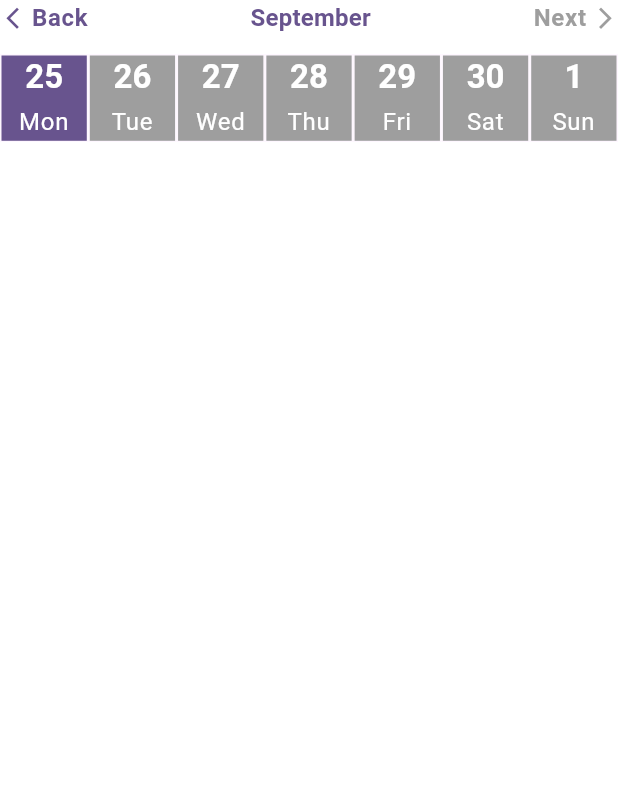
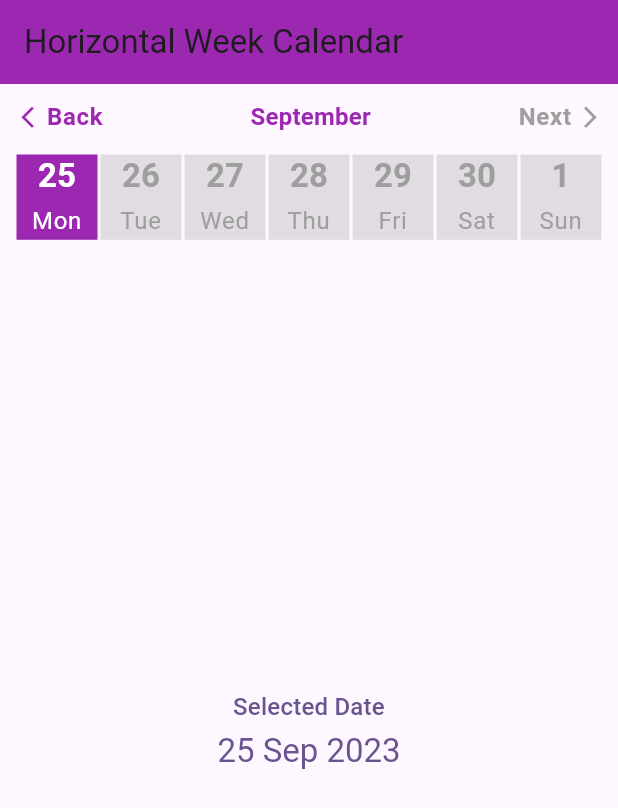
Before and after one commit to sanchitgulati/my-dutch-dairy, a Flutter app: the screen it shows after launch, on a phone screen of 412 x 824 dp. Shown: the top 808 px of the screen. Run offline on Flutter 3.47's test engine with Material 2 defaults, Android fonts, the phone set to English and light mode, and no system bars; drawn by our look-alikes of carousel_slider; our stand-ins replace logger.

Commit message:
Update calender.dart

```diff
--- a/lib/calender.dart
+++ b/lib/calender.dart
@@ -1,23 +1,77 @@
 import 'package:flutter/material.dart';
 import 'horizontal_week_calendar.dart';
+import 'package:intl/intl.dart';
 
 class Calender extends StatefulWidget {
   const Calender({super.key});
 
   @override
-  State<StatefulWidget> createState() => _CalenderState();
+  State<Calender> createState() => _HorizontalWeekCalendarPackageState();
 }
 
-class _CalenderState extends State<Calender> {
-  DateTime selectedDate = DateTime.now();
+class _HorizontalWeekCalendarPackageState extends State<Calender> {
+  var selectedDate = DateTime.now();
+
   @override
   Widget build(BuildContext context) {
-    return HorizontalWeekCalendar(
-      onDateChange: (date) {
-        setState(() {
-          selectedDate = date;
-        });
-      },
+    var theme = Theme.of(context);
+
+    return Scaffold(
+      appBar: AppBar(
+        backgroundColor: Colors.purple,
+        title: const Text(
+          "Horizontal Week Calendar",
+        ),
+      ),
+      body: SafeArea(
+        child: Padding(
+          padding: const EdgeInsets.all(10),
+          child: Column(
+            children: [
+              HorizontalWeekCalendar(
+                weekStartFrom: WeekStartFrom.Monday,
+                activeBackgroundColor: Colors.purple,
+                activeTextColor: Colors.white,
+                inactiveBackgroundColor: Colors.purple.withOpacity(.3),
+                inactiveTextColor: Colors.white,
+                disabledTextColor: Colors.grey,
+                disabledBackgroundColor: Colors.grey.withOpacity(.3),
+                activeNavigatorColor: Colors.purple,
+                inactiveNavigatorColor: Colors.grey,
+                monthColor: Colors.purple,
+                onDateChange: (date) {
+                  setState(() {
+                    selectedDate = date;
+                  });
+                },
+              ),
+              Expanded(
+                child: Column(
+                  mainAxisAlignment: MainAxisAlignment.center,
+                  crossAxisAlignment: CrossAxisAlignment.center,
+                  children: [
+                    Text(
+                      "Selected Date",
+                      textAlign: TextAlign.center,
+                      style: theme.textTheme.titleMedium!.copyWith(
+                        color: theme.primaryColor,
+                      ),
+                    ),
+                    const SizedBox(height: 3),
+                    Text(
+                      DateFormat('dd MMM yyyy').format(selectedDate),
+                      textAlign: TextAlign.center,
+                      style: theme.textTheme.titleLarge!.copyWith(
+                        color: theme.primaryColor,
+                      ),
+                    ),
+                  ],
+                ),
+              ),
+            ],
+          ),
+        ),
+      ),
     );
   }
 }
```
